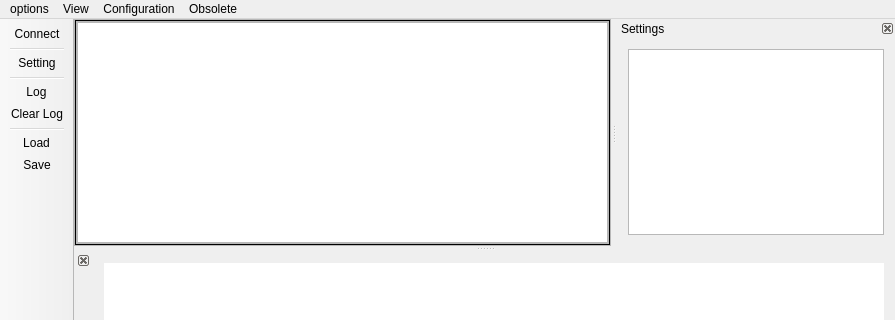
Above: IbTradeQt/MainSystem/ibtradesystemview.ui from CloseToAlgoTrading/IbTradeQtDev before the change; both pictures show x 0 to 895 and y 0 to 320 of the 895 by 488 pixel window. Below: the same form after it.
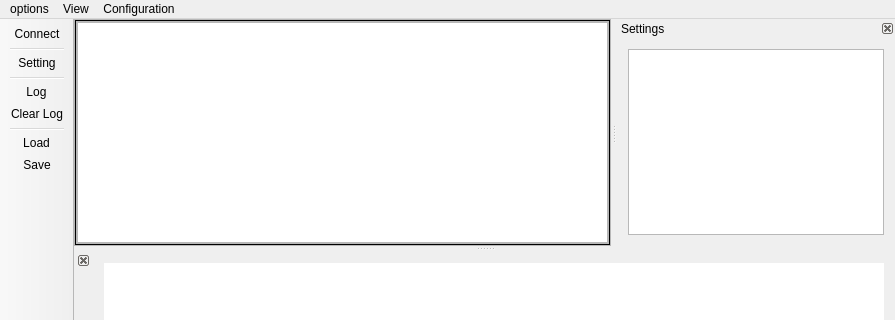
That is the form after the change. Icons and pictures are not drawn.

Commit message: Remove / Commented obsolete code

```diff
--- a/IbTradeQt/MainSystem/ibtradesystemview.ui
+++ b/IbTradeQt/MainSystem/ibtradesystemview.ui
@@ -134,18 +134,9 @@
     <addaction name="actionLoad"/>
     <addaction name="actionSave"/>
    </widget>
-   <widget class="QMenu" name="menuObsolete">
-    <property name="title">
-     <string>Obsolete</string>
-    </property>
-    <addaction name="actionPair_Trader"/>
-    <addaction name="actionAuto_Delta"/>
-    <addaction name="actionDBStore"/>
-   </widget>
    <addaction name="menuclear_log"/>
    <addaction name="menuView"/>
    <addaction name="menuConfiguration"/>
-   <addaction name="menuObsolete"/>
   </widget>
   <widget class="QToolBar" name="mainToolBar">
    <property name="movable">
```
Left out of the diff: 18 changed lines with no effect on the pictures. The commit also changes 34 other files.
